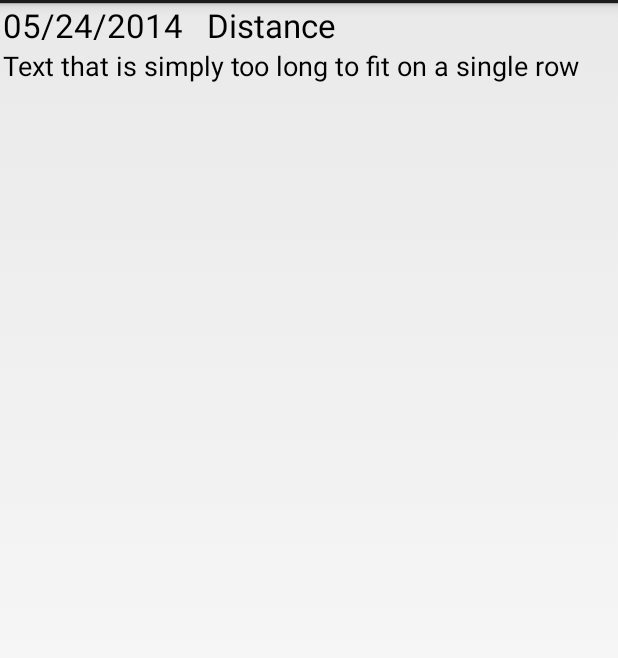
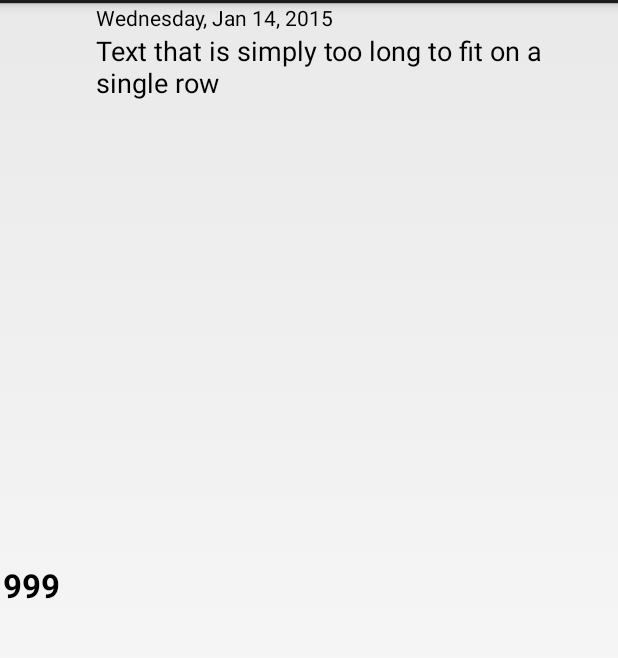
Before and after one commit to MrMaxRoss/MotoMileage, an Android app: the layout list_item.xml on its own in the app's theme, with its tools: preview values and no code run, on a phone screen of 412 x 824 dp, the part 69-727 px from its top. Run offline under Robolectric (Android 15) with nearby library versions, the phone set to English and light mode, and no system bars.

Commit message:
ListItem formatting changes.

```diff
--- a/app/src/main/java/com/sortedunderbelly/motomileage/MainActivity.java
+++ b/app/src/main/java/com/sortedunderbelly/motomileage/MainActivity.java
@@ -32,6 +32,7 @@ import com.sortedunderbelly.motomileage.storage.TripStorage;
 
 import java.text.DateFormat;
 import java.text.ParseException;
+import java.text.SimpleDateFormat;
 import java.util.ArrayList;
 import java.util.Calendar;
 import java.util.Collections;
@@ -59,6 +60,7 @@ public class MainActivity extends ListActivity implements DatePickerDialog.OnDat
 
     // TODO(max.ross): DateFormat is not threadsafe. Do we need to care about that in an android app?
     private DateFormat dateFormat;
+    private DateFormat listItemDateFormat;
     private String prefStorageChoiceKey;
     private String prefReminderChoiceKey;
     private String prefReminderScheduleChoiceKey;
@@ -70,6 +72,8 @@ public class MainActivity extends ListActivity implements DatePickerDialog.OnDat
         setContentView(R.layout.activity_main);
 
         dateFormat = android.text.format.DateFormat.getDateFormat(this);
+        listItemDateFormat = new SimpleDateFormat("EEEE, LLLL d, yyyy");
+
         prefStorageChoiceKey = getResources().getString(R.string.prefStorageChoiceKey);
         prefReminderChoiceKey = getResources().getString(R.string.prefReminderChoiceKey);
         prefReminderScheduleChoiceKey = getResources().getString(R.string.prefReminderScheduleChoiceKey);
@@ -82,7 +86,8 @@ public class MainActivity extends ListActivity implements DatePickerDialog.OnDat
         tripTotalValueText = (TextView) findViewById(R.id.totalTextValueView);
         tripFilterSpinner = (Spinner) findViewById(R.id.tripDisplaySpinner);
         // create ArrayAdapter and use it to bind tags to the ListView
-        adapter = new MyArrayAdapter(getApplicationContext(), R.layout.list_item, filteredTrips, dateFormat);
+        adapter = new MyArrayAdapter(
+                getApplicationContext(), R.layout.list_item, filteredTrips, listItemDateFormat);
         setListAdapter(adapter);
 
         // register listener to save a new or edited trip
@@ -104,7 +109,7 @@ public class MainActivity extends ListActivity implements DatePickerDialog.OnDat
         });
 
         // need to init auth before storage and GCM
-//        authHelper = new AuthHelper(this);
+        authHelper = new AuthHelper(this);
 //        GCMHelper.init(this, getApplicationContext(), authHelper.getAndroidIdToken());
 
 
--- a/app/src/main/java/com/sortedunderbelly/motomileage/MyArrayAdapter.java
+++ b/app/src/main/java/com/sortedunderbelly/motomileage/MyArrayAdapter.java
@@ -38,16 +38,14 @@ public class MyArrayAdapter extends ArrayAdapter<Trip> {
             TextView tripDistance = (TextView) view.findViewById(R.id.tripDistanceListItem);
             TextView tripDesc = (TextView) view.findViewById(R.id.tripDescListItem);
 
-            tripDate.setText(dateFormat.format(trip.getDate()) + ":");
-            tripDistance.setText(String.format("%d miles", trip.getDistance()));
+            tripDate.setText(dateFormat.format(trip.getDate()));
+            tripDistance.setText(Integer.valueOf(trip.getDistance()).toString());
             tripDesc.setText(trip.getDesc());
         }
         if (position % 2 == 1) {
             view.setBackgroundColor(getContext().getResources().getColor(R.color.mileage_list_item_background));
-//            view.setBackgroundColor(Color.argb(255, 206, 208, 143));
         } else {
             view.setBackgroundColor(getContext().getResources().getColor(R.color.mileage_list_item_background_alt));
-//            view.setBackgroundColor(Color.argb(255, 202, 208, 87));
         }
         return view;
     }
--- a/app/src/main/res/layout/list_item.xml
+++ b/app/src/main/res/layout/list_item.xml
@@ -3,25 +3,31 @@
     android:layout_height="fill_parent"
     android:paddingLeft="2dp"
     android:paddingRight="2dp" >
+
+    <TextView
+        android:id="@+id/tripDistanceListItem"
+        android:text="999"
+        android:textAppearance="?android:attr/textAppearanceLarge"
+        android:textStyle="bold"
+        android:textColor="@android:color/black"
+        android:layout_width="60dp"
+        android:layout_height="wrap_content"
+        android:layout_centerVertical="true"/>
+
+    <RelativeLayout xmlns:android="http://schemas.android.com/apk/res/android"
+        android:layout_width="fill_parent"
+        android:layout_height="fill_parent"
+        android:paddingLeft="2dp"
+        android:paddingRight="2dp"
+        android:layout_toEndOf="@id/tripDistanceListItem">
         <TextView
             android:id="@+id/tripDateListItem"
-        android:text="05/24/2014"
-        android:textAppearance="?android:attr/textAppearanceLarge"
+            android:text="Wednesday, Jan 14, 2015"
+            android:textAppearance="?android:attr/textAppearanceSmall"
             android:textColor="@android:color/black"
-        android:layout_width="136dp"
+            android:layout_width="fill_parent"
             android:layout_height="wrap_content"
-        android:layout_alignParentTop="true"
-        android:layout_alignParentLeft="true" />
-    <TextView
-        android:id="@+id/tripDistanceListItem"
-        android:text="Distance"
-        android:textAppearance="?android:attr/textAppearanceLarge"
-        android:textColor="@android:color/black"
-        android:layout_width="96dp"
-        android:layout_height="wrap_content"
-        android:layout_toRightOf="@id/tripDateListItem"
-        android:layout_alignParentTop="true"
-        android:layout_alignParentRight="true" />
+            android:layout_alignParentTop="true"/>
         <TextView
             android:id="@+id/tripDescListItem"
             android:text="Text that is simply too long to fit on a single row"
@@ -29,6 +35,8 @@
             android:textColor="@android:color/black"
             android:layout_width="wrap_content"
             android:layout_height="wrap_content"
-        android:layout_below="@id/tripDistanceListItem"
-        android:layout_alignParentLeft="true"/>
+            android:layout_below="@id/tripDateListItem"
+            android:layout_alignParentBottom="true"/>
     </RelativeLayout>
+
+</RelativeLayout>
```
Lines whose indentation alone changed are shown as unchanged.
